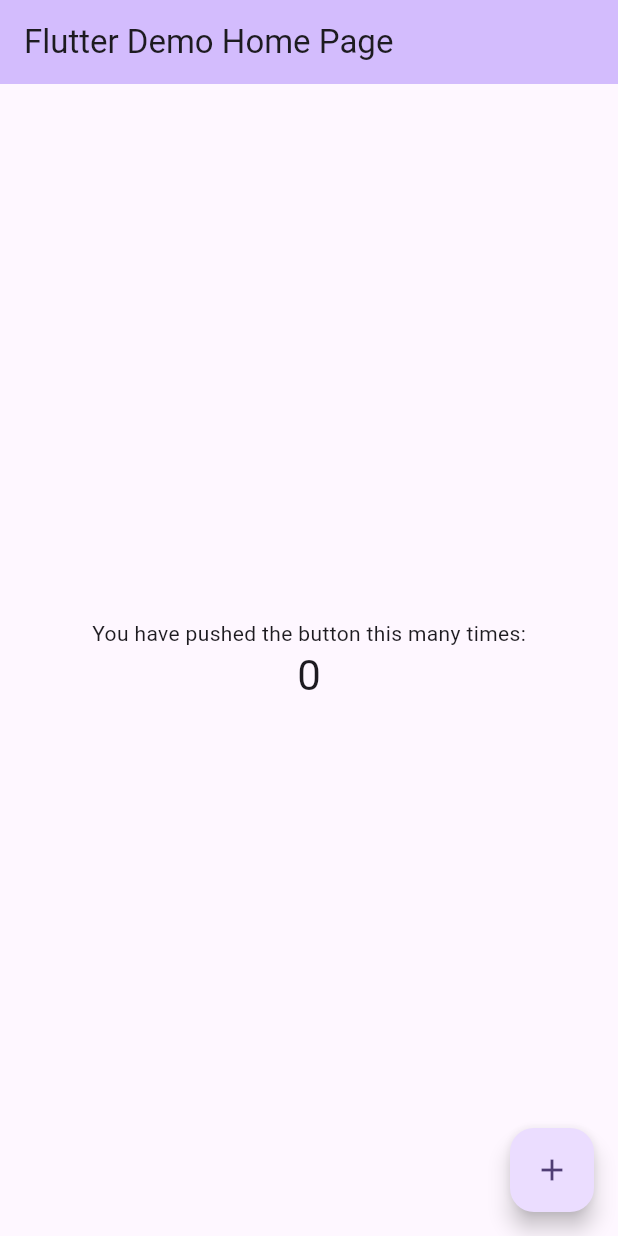
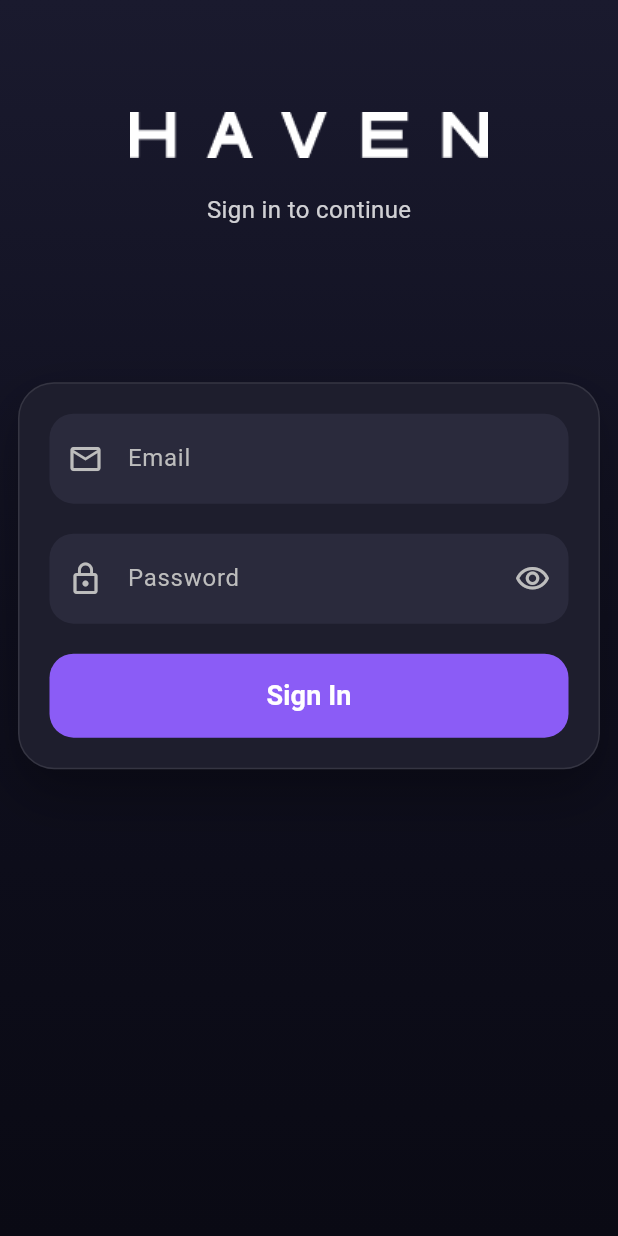
Before and after one commit to JoshFazekas/NIKKOFLUTTERAPP, a Flutter app: the screen it shows after launch, on a phone screen of 412 x 824 dp. Run offline on Flutter 3.47's test engine with Material 3 defaults, Android fonts, the light colour scheme and no system bars.

Commit message:
sign in screen

```diff
--- a/lib/main.dart
+++ b/lib/main.dart
@@ -7,116 +7,246 @@ void main() {
 class MyApp extends StatelessWidget {
   const MyApp({super.key});
 
-  // This widget is the root of your application.
   @override
   Widget build(BuildContext context) {
     return MaterialApp(
-      title: 'Flutter Demo',
+      title: 'Nikko App',
+      debugShowCheckedModeBanner: false,
       theme: ThemeData(
-        // This is the theme of your application.
-        //
-        // TRY THIS: Try running your application with "flutter run". You'll see
-        // the application has a purple toolbar. Then, without quitting the app,
-        // try changing the seedColor in the colorScheme below to Colors.green
-        // and then invoke "hot reload" (save your changes or press the "hot
-        // reload" button in a Flutter-supported IDE, or press "r" if you used
-        // the command line to start the app).
-        //
-        // Notice that the counter didn't reset back to zero; the application
-        // state is not lost during the reload. To reset the state, use hot
-        // restart instead.
-        //
-        // This works for code too, not just values: Most code changes can be
-        // tested with just a hot reload.
-        colorScheme: ColorScheme.fromSeed(seedColor: Colors.deepPurple),
+        colorScheme: ColorScheme.fromSeed(
+          seedColor: const Color(0xFF8B5CF6),
+          brightness: Brightness.dark,
+        ),
+        useMaterial3: true,
+        scaffoldBackgroundColor: const Color(0xFF0F0F1E),
       ),
-      home: const MyHomePage(title: 'Flutter Demo Home Page'),
+      home: const SignInScreen(),
     );
   }
 }
 
-class MyHomePage extends StatefulWidget {
-  const MyHomePage({super.key, required this.title});
-
-  // This widget is the home page of your application. It is stateful, meaning
-  // that it has a State object (defined below) that contains fields that affect
-  // how it looks.
-
-  // This class is the configuration for the state. It holds the values (in this
-  // case the title) provided by the parent (in this case the App widget) and
-  // used by the build method of the State. Fields in a Widget subclass are
-  // always marked "final".
-
-  final String title;
+class SignInScreen extends StatefulWidget {
+  const SignInScreen({super.key});
 
   @override
-  State<MyHomePage> createState() => _MyHomePageState();
+  State<SignInScreen> createState() => _SignInScreenState();
 }
 
-class _MyHomePageState extends State<MyHomePage> {
-  int _counter = 0;
+class _SignInScreenState extends State<SignInScreen> {
+  final _formKey = GlobalKey<FormState>();
+  final _emailController = TextEditingController();
+  final _passwordController = TextEditingController();
+  bool _obscurePassword = true;
+  bool _isLoading = false;
 
-  void _incrementCounter() {
-    setState(() {
-      // This call to setState tells the Flutter framework that something has
-      // changed in this State, which causes it to rerun the build method below
-      // so that the display can reflect the updated values. If we changed
-      // _counter without calling setState(), then the build method would not be
-      // called again, and so nothing would appear to happen.
-      _counter++;
-    });
+  @override
+  void dispose() {
+    _emailController.dispose();
+    _passwordController.dispose();
+    super.dispose();
+  }
+
+  void _signIn() {
+    if (_formKey.currentState!.validate()) {
+      setState(() => _isLoading = true);
+      // Simulate sign in delay
+      Future.delayed(const Duration(seconds: 2), () {
+        setState(() => _isLoading = false);
+        // Handle sign in logic here
+        ScaffoldMessenger.of(context).showSnackBar(
+          const SnackBar(content: Text('Sign in successful!')),
+        );
+      });
+    }
   }
 
   @override
   Widget build(BuildContext context) {
-    // This method is rerun every time setState is called, for instance as done
-    // by the _incrementCounter method above.
-    //
-    // The Flutter framework has been optimized to make rerunning build methods
-    // fast, so that you can just rebuild anything that needs updating rather
-    // than having to individually change instances of widgets.
     return Scaffold(
-      appBar: AppBar(
-        // TRY THIS: Try changing the color here to a specific color (to
-        // Colors.amber, perhaps?) and trigger a hot reload to see the AppBar
-        // change color while the other colors stay the same.
-        backgroundColor: Theme.of(context).colorScheme.inversePrimary,
-        // Here we take the value from the MyHomePage object that was created by
-        // the App.build method, and use it to set our appbar title.
-        title: Text(widget.title),
-      ),
-      body: Center(
-        // Center is a layout widget. It takes a single child and positions it
-        // in the middle of the parent.
-        child: Column(
-          // Column is also a layout widget. It takes a list of children and
-          // arranges them vertically. By default, it sizes itself to fit its
-          // children horizontally, and tries to be as tall as its parent.
-          //
-          // Column has various properties to control how it sizes itself and
-          // how it positions its children. Here we use mainAxisAlignment to
-          // center the children vertically; the main axis here is the vertical
-          // axis because Columns are vertical (the cross axis would be
-          // horizontal).
-          //
-          // TRY THIS: Invoke "debug painting" (choose the "Toggle Debug Paint"
-          // action in the IDE, or press "p" in the console), to see the
-          // wireframe for each widget.
-          mainAxisAlignment: MainAxisAlignment.center,
-          children: <Widget>[
-            const Text('You have pushed the button this many times:'),
-            Text(
-              '$_counter',
-              style: Theme.of(context).textTheme.headlineMedium,
+      body: Container(
+        decoration: const BoxDecoration(
+          gradient: LinearGradient(
+            begin: Alignment.topCenter,
+            end: Alignment.bottomCenter,
+            colors: [
+              Color(0xFF1A1A2E),
+              Color(0xFF0F0F1E),
+              Color(0xFF0A0A14),
+            ],
+          ),
+        ),
+        child: SafeArea(
+          child: SingleChildScrollView(
+            padding: const EdgeInsets.symmetric(horizontal: 12.0),
+            child: SizedBox(
+              height: MediaQuery.of(context).size.height - MediaQuery.of(context).padding.top - MediaQuery.of(context).padding.bottom,
+              child: Column(
+                children: [
+                  const SizedBox(height: 60),
+                  // Logo Image at top
+                  Image.asset(
+                    'assets/logos/havenlogo.png',
+                    height: 60,
+                  ),
+                  const SizedBox(height: 8),
+                  Text(
+                    'Sign in to continue',
+                    style: TextStyle(
+                      fontSize: 16,
+                      color: Colors.white.withOpacity(0.8),
+                    ),
+                  ),
+
+                  const Spacer(flex: 1),
+
+                  // Sign In Card
+                  Container(
+                    padding: const EdgeInsets.all(20),
+                    decoration: BoxDecoration(
+                      color: const Color(0xFF1E1E2D),
+                      borderRadius: BorderRadius.circular(24),
+                      border: Border.all(
+                        color: Colors.white.withOpacity(0.1),
+                        width: 1,
+                      ),
+                      boxShadow: [
+                        BoxShadow(
+                          color: Colors.black.withOpacity(0.3),
+                          blurRadius: 30,
+                          offset: const Offset(0, 15),
+                        ),
+                      ],
+                    ),
+                    child: Form(
+                      key: _formKey,
+                      child: Column(
+                        crossAxisAlignment: CrossAxisAlignment.stretch,
+                        children: [
+                          // Email Field
+                          TextFormField(
+                            controller: _emailController,
+                            keyboardType: TextInputType.emailAddress,
+                            style: const TextStyle(color: Colors.white),
+                            decoration: InputDecoration(
+                              labelText: 'Email',
+                              labelStyle: TextStyle(color: Colors.grey.shade400),
+                              hintText: 'Enter your email',
+                              hintStyle: TextStyle(color: Colors.grey.shade600),
+                              prefixIcon: Icon(Icons.email_outlined, color: Colors.grey.shade400),
+                              border: OutlineInputBorder(
+                                borderRadius: BorderRadius.circular(16),
+                                borderSide: BorderSide.none,
+                              ),
+                              filled: true,
+                              fillColor: const Color(0xFF2A2A3C),
+                              contentPadding: const EdgeInsets.symmetric(
+                                horizontal: 20,
+                                vertical: 18,
+                              ),
+                            ),
+                            validator: (value) {
+                              if (value == null || value.isEmpty) {
+                                return 'Please enter your email';
+                              }
+                              if (!RegExp(r'^[\w-\.]+@([\w-]+\.)+[\w-]{2,4}$')
+                                  .hasMatch(value)) {
+                                return 'Please enter a valid email';
+                              }
+                              return null;
+                            },
+                          ),
+                          const SizedBox(height: 20),
+
+                          // Password Field
+                          TextFormField(
+                            controller: _passwordController,
+                            obscureText: _obscurePassword,
+                            style: const TextStyle(color: Colors.white),
+                            decoration: InputDecoration(
+                              labelText: 'Password',
+                              labelStyle: TextStyle(color: Colors.grey.shade400),
+                              hintText: 'Enter your password',
+                              hintStyle: TextStyle(color: Colors.grey.shade600),
+                              prefixIcon: Icon(Icons.lock_outline, color: Colors.grey.shade400),
+                              suffixIcon: IconButton(
+                                icon: Icon(
+                                  _obscurePassword
+                                      ? Icons.visibility_outlined
+                                      : Icons.visibility_off_outlined,
+                                  color: Colors.grey.shade400,
+                                ),
+                                onPressed: () {
+                                  setState(() {
+                                    _obscurePassword = !_obscurePassword;
+                                  });
+                                },
+                              ),
+                              border: OutlineInputBorder(
+                                borderRadius: BorderRadius.circular(16),
+                                borderSide: BorderSide.none,
+                              ),
+                              filled: true,
+                              fillColor: const Color(0xFF2A2A3C),
+                              contentPadding: const EdgeInsets.symmetric(
+                                horizontal: 20,
+                                vertical: 18,
+                              ),
+                            ),
+                            validator: (value) {
+                              if (value == null || value.isEmpty) {
+                                return 'Please enter your password';
+                              }
+                              if (value.length < 6) {
+                                return 'Password must be at least 6 characters';
+                              }
+                              return null;
+                            },
+                          ),
+                          const SizedBox(height: 20),
+
+                          // Sign In Button
+                          SizedBox(
+                            height: 56,
+                            child: ElevatedButton(
+                              onPressed: _isLoading ? null : _signIn,
+                              style: ElevatedButton.styleFrom(
+                                backgroundColor: const Color(0xFF8B5CF6),
+                                foregroundColor: Colors.white,
+                                shape: RoundedRectangleBorder(
+                                  borderRadius: BorderRadius.circular(16),
+                                ),
+                                elevation: 0,
+                              ),
+                              child: _isLoading
+                                  ? const SizedBox(
+                                      width: 24,
+                                      height: 24,
+                                      child: CircularProgressIndicator(
+                                        color: Colors.white,
+                                        strokeWidth: 2.5,
+                                      ),
+                                    )
+                                  : const Text(
+                                      'Sign In',
+                                      style: TextStyle(
+                                        fontSize: 18,
+                                        fontWeight: FontWeight.w600,
+                                      ),
+                                    ),
+                            ),
+                          ),
+                        ],
+                      ),
+                    ),
+                  ),
+
+                  const Spacer(flex: 3),
+                ],
+              ),
             ),
-          ],
+          ),
         ),
       ),
-      floatingActionButton: FloatingActionButton(
-        onPressed: _incrementCounter,
-        tooltip: 'Increment',
-        child: const Icon(Icons.add),
-      ), // This trailing comma makes auto-formatting nicer for build methods.
     );
   }
 }
```
Also changed, not shown: pubspec.yaml (+4 -3 lines), assets/logos/havenlogo.png (added), assets/logos/havenplayicon.png (added), 3 other files.
